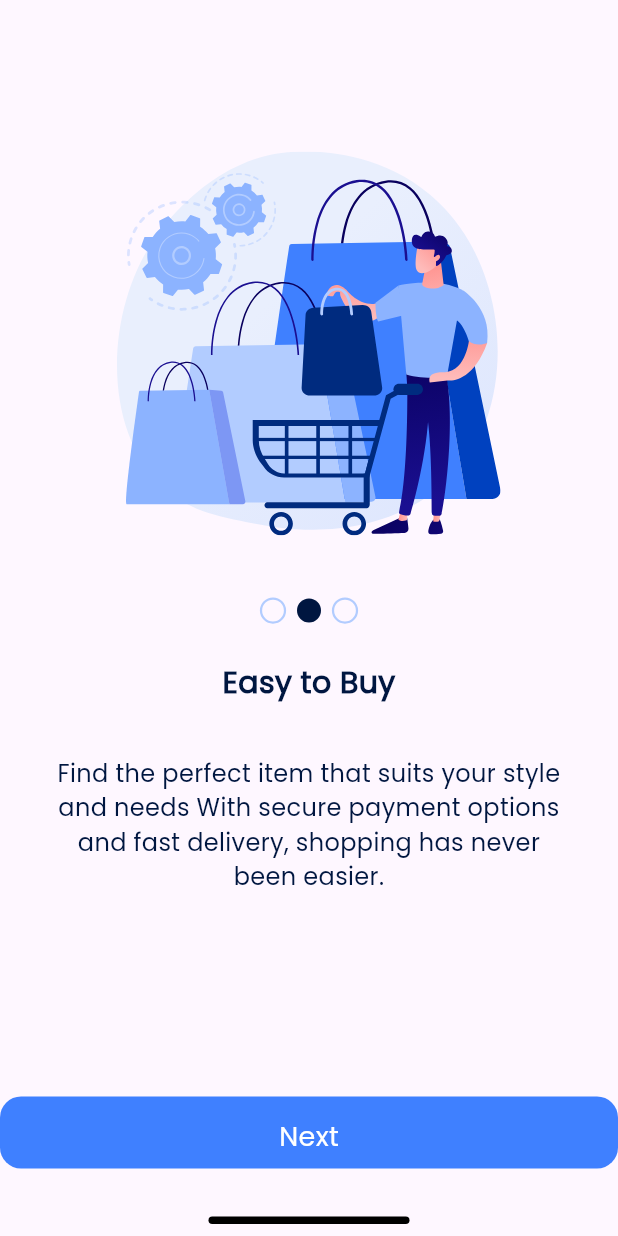
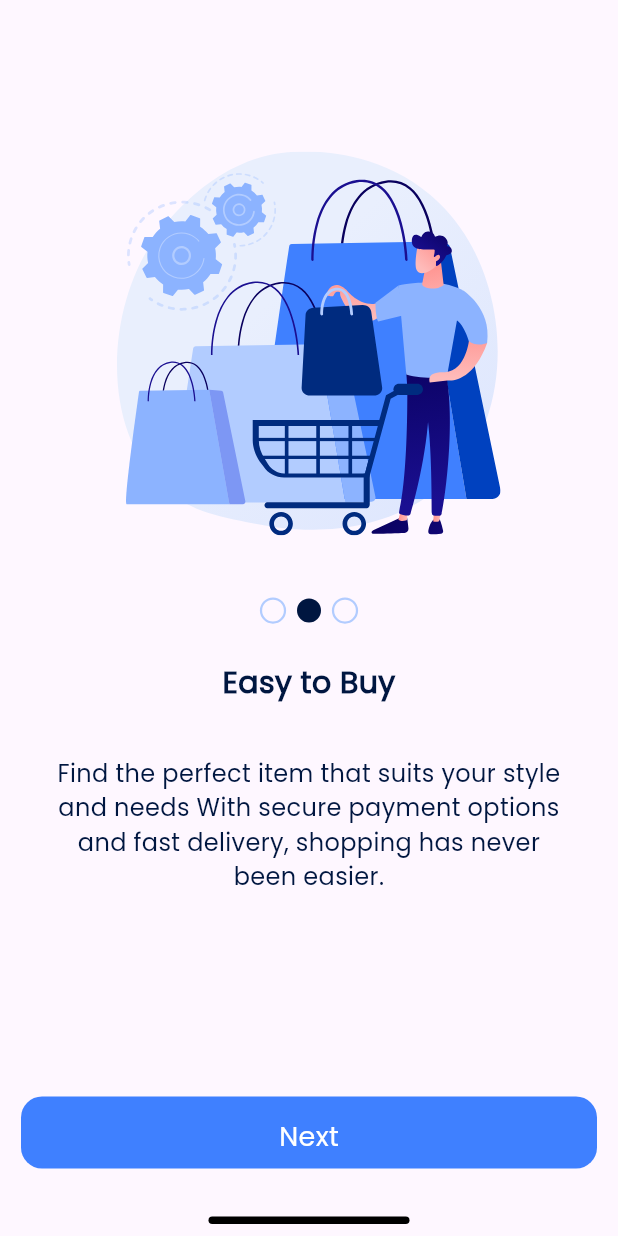
Before and after one commit to MoazMohamedHamzaGaber/marketi, a Flutter app: the screen it shows after launch, swiped to page 2, on a phone screen of 412 x 824 dp. Run offline on Flutter 3.47's test engine with Material 3 defaults, Android fonts, the phone set to English and light mode, and no system bars; drawn by our look-alikes of smooth_page_indicator; our stand-ins replace flutter_bloc, flutter_svg.

Commit message:
Build item page view

```diff
--- a/lib/Feature/OnBoarding/presentation/view/widget/build_item_page_view.dart
+++ b/lib/Feature/OnBoarding/presentation/view/widget/build_item_page_view.dart
@@ -34,7 +34,11 @@ class BuildItemPageView extends StatelessWidget {
             height: 34,
           ),
           const Expanded(child: SizedBox()),
-          buildContainer(
+          Padding(
+            padding: const EdgeInsets.symmetric(
+              horizontal: 14,
+            ),
+            child: buildContainer(
               text: 'Next',
               function: () {
                 if (cubit.isLast) {
@@ -64,6 +68,7 @@ class BuildItemPageView extends StatelessWidget {
                 // );
               },
             ),
+          ),
           const SizedBox(
             height: 32,
           ),
```
Lines whose indentation alone changed are shown as unchanged.
